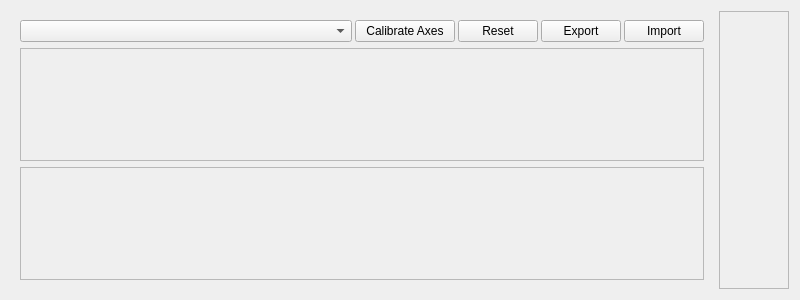
YevheniiKovryzhenko/KGroundControl, file ui/joystick_manager.ui: the form before one commit.
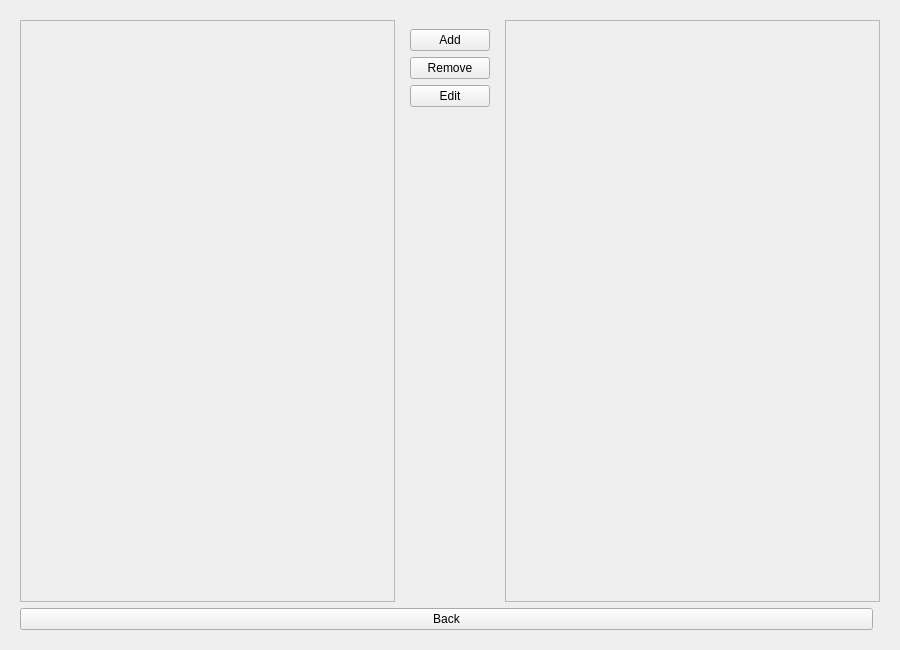
The form after the commit. The open tabs and pages were chosen to show the change.

Commit message: updated joystick assignment logic; added proper ui for joystick manager mavlink message assignment and selection

What changed in the file:
```diff
--- a/ui/joystick_manager.ui
+++ b/ui/joystick_manager.ui
@@ -6,21 +6,27 @@
    <rect>
     <x>0</x>
     <y>0</y>
-    <width>800</width>
-    <height>300</height>
+    <width>900</width>
+    <height>650</height>
    </rect>
   </property>
-  <property name="minimumSize">
-   <size>
-    <width>800</width>
-    <height>300</height>
-   </size>
-  </property>
   <property name="windowTitle">
    <string>Form</string>
   </property>
   <layout class="QHBoxLayout" name="horizontalLayoutMain">
    <item>
+          <widget class="QStackedWidget" name="stackedWidget_pages">
+           <property name="currentIndex">
+            <number>0</number>
+           </property>
+           <!-- Page 1: Existing content -->
+           <widget class="QWidget" name="page_setup">
+            <layout class="QVBoxLayout" name="verticalLayout_page1">
+             <item>
+              <widget class="QSplitter" name="splitter_main">
+               <property name="orientation">
+                <enum>Qt::Horizontal</enum>
+               </property>
     <widget class="QWidget" name="leftContainer">
      <layout class="QVBoxLayout" name="verticalLayout">
    <item>
@@ -204,39 +210,131 @@
    </item>
   </layout>
     </widget>
-   </item>
-   <item>
     <widget class="QScrollArea" name="scrollArea_povs">
-     <property name="sizePolicy">
-      <sizepolicy hsizetype="Preferred" vsizetype="Expanding">
-       <horstretch>0</horstretch>
-       <verstretch>0</verstretch>
-      </sizepolicy>
-     </property>
-     <property name="horizontalScrollBarPolicy">
-      <enum>Qt::ScrollBarAsNeeded</enum>
-     </property>
-     <property name="sizeAdjustPolicy">
-      <enum>QAbstractScrollArea::AdjustIgnored</enum>
-     </property>
      <property name="widgetResizable">
       <bool>true</bool>
      </property>
      <widget class="QWidget" name="scrollAreaWidgetContents_povs">
-      <property name="geometry">
-       <rect>
-        <x>0</x>
-        <y>0</y>
-        <width>100</width>
-        <height>120</height>
-       </rect>
-      </property>
-      <property name="sizePolicy">
-       <sizepolicy hsizetype="Preferred" vsizetype="Preferred">
-        <horstretch>0</horstretch>
-        <verstretch>0</verstretch>
-       </sizepolicy>
-      </property>
+                 <layout class="QVBoxLayout" name="verticalLayout_povs">
+                  <!-- ...existing POVs content... -->
+                 </layout>
+                </widget>
+               </widget>
+              </widget>
+             </item>
+             <item>
+              <layout class="QHBoxLayout" name="horizontalLayout_nav1">
+               <item>
+                <spacer name="horizontalSpacer_nav1">
+                 <property name="orientation">
+                  <enum>Qt::Horizontal</enum>
+                 </property>
+                </spacer>
+               </item>
+               <item>
+                <widget class="QPushButton" name="button_next">
+                 <property name="text">
+                  <string>Next</string>
+                 </property>
+                </widget>
+               </item>
+              </layout>
+             </item>
+            </layout>
+           </widget>
+           <!-- Page 2: Relay/Message management -->
+           <widget class="QWidget" name="page_relays">
+            <layout class="QVBoxLayout" name="verticalLayout_page2">
+             <item>
+              <layout class="QHBoxLayout" name="horizontalLayout_relays">
+             <!-- Left column: Assigned roles list -->
+             <item>
+              <widget class="QScrollArea" name="scrollArea_roles">
+               <property name="widgetResizable">
+                <bool>true</bool>
+               </property>
+               <widget class="QWidget" name="scrollAreaWidgetContents_roles">
+                <layout class="QVBoxLayout" name="verticalLayout_roles">
+                 <!-- Dynamic: List of assigned roles and values -->
+                </layout>
+               </widget>
+              </widget>
+             </item>
+             <!-- Center column: Control buttons -->
+             <item>
+              <widget class="QWidget" name="widget_controls">
+               <layout class="QVBoxLayout" name="verticalLayout_controls">
+                <item>
+                 <widget class="QPushButton" name="button_add">
+                  <property name="text">
+                   <string>Add</string>
+                  </property>
+                 </widget>
+                </item>
+                <item>
+                 <widget class="QPushButton" name="button_remove">
+                  <property name="text">
+                   <string>Remove</string>
+                  </property>
+                 </widget>
+                </item>
+                <item>
+                 <widget class="QPushButton" name="button_edit">
+                  <property name="text">
+                   <string>Edit</string>
+                  </property>
+                 </widget>
+                </item>
+                <item>
+                 <spacer name="verticalSpacer_controls">
+                  <property name="orientation">
+                   <enum>Qt::Vertical</enum>
+                  </property>
+                  <property name="sizeHint" stdset="0">
+                   <size>
+                    <width>20</width>
+                    <height>40</height>
+                   </size>
+                  </property>
+                 </spacer>
+                </item>
+               </layout>
+              </widget>
+             </item>
+             <!-- Right column: Relay/message tree -->
+             <item>
+              <widget class="QScrollArea" name="scrollArea_relays">
+               <property name="widgetResizable">
+                <bool>true</bool>
+               </property>
+               <widget class="QWidget" name="scrollAreaWidgetContents_relays">
+                <layout class="QVBoxLayout" name="verticalLayout_relays">
+                 <!-- Dynamic: List of relay/message trees -->
+                </layout>
+               </widget>
+              </widget>
+             </item>
+              </layout>  <!-- close horizontalLayout_relays -->
+             </item>
+             <item>
+              <layout class="QHBoxLayout" name="horizontalLayout_nav2">
+               <item>
+                <widget class="QPushButton" name="button_back">
+                 <property name="text">
+                  <string>Back</string>
+                 </property>
+                </widget>
+               </item>
+               <item>
+                <spacer name="horizontalSpacer_nav2">
+                 <property name="orientation">
+                  <enum>Qt::Horizontal</enum>
+                 </property>
+                </spacer>
+               </item>
+              </layout>
+             </item>
+            </layout> <!-- close verticalLayout_page2 -->
      </widget>
     </widget>
    </item>
```
Left out of the diff: 7 changed lines with no effect on the pictures. Lines whose indentation alone changed are shown as unchanged. The commit also changes 7 other files.
